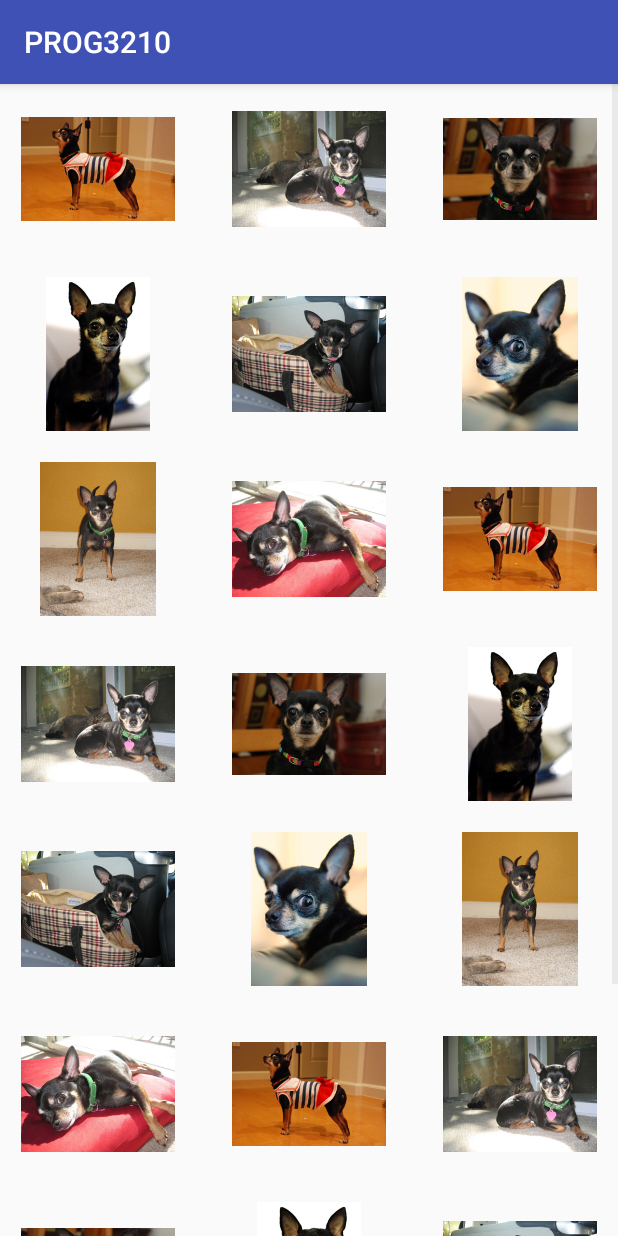
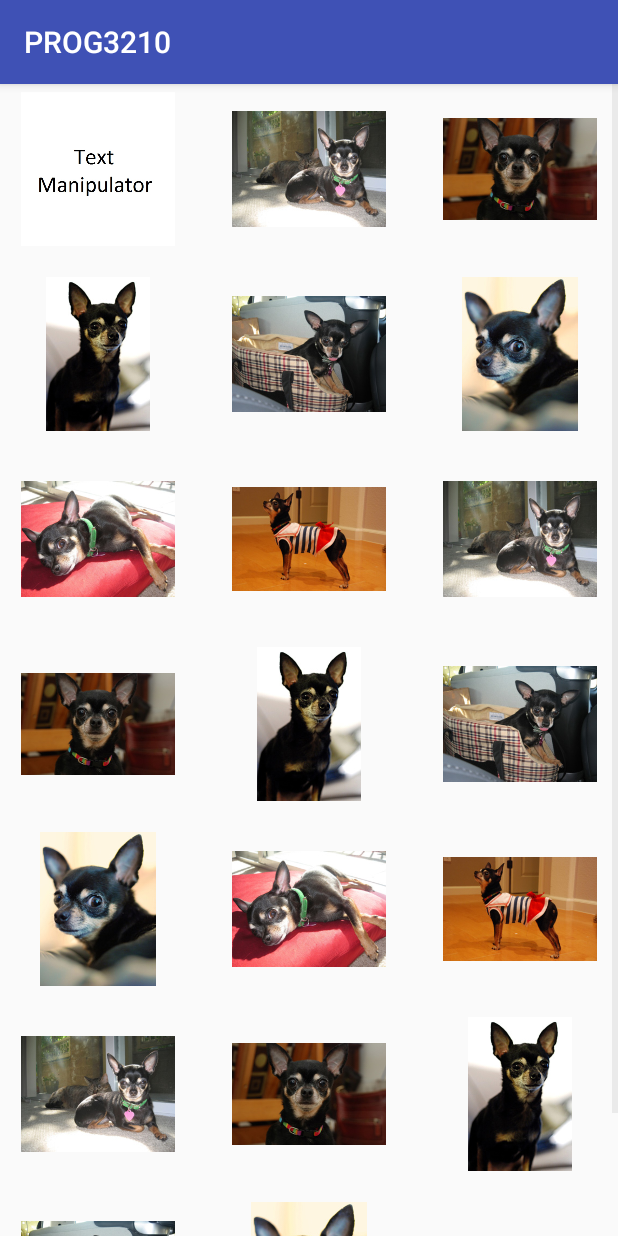
Before and after one commit to dougEpp/PROG3210, an Android app: the MainActivity screen opened directly, with no data from a screen before it, on a phone screen of 412 x 824 dp. Run offline under Robolectric (Android 15) with nearby library versions, the phone set to English and light mode, and no system bars.

Commit message:
Added icon for utility that is implemented

```diff
--- a/app/src/main/java/com/example/depp1715/prog3210/ImageAdapter.java
+++ b/app/src/main/java/com/example/depp1715/prog3210/ImageAdapter.java
@@ -53,13 +53,12 @@ public class ImageAdapter extends BaseAdapter {
     }
 
     private Integer[] mThumbIds = {
-            R.drawable.sample_2, R.drawable.sample_3, R.drawable.sample_4,
+            R.drawable.sample_0, R.drawable.sample_3, R.drawable.sample_4,
             R.drawable.sample_5, R.drawable.sample_6, R.drawable.sample_7,
-            R.drawable.sample_0, R.drawable.sample_1, R.drawable.sample_2,
-            R.drawable.sample_3, R.drawable.sample_4, R.drawable.sample_5,
-            R.drawable.sample_6, R.drawable.sample_7, R.drawable.sample_0,
             R.drawable.sample_1, R.drawable.sample_2, R.drawable.sample_3,
             R.drawable.sample_4, R.drawable.sample_5, R.drawable.sample_6,
-            R.drawable.sample_7
+            R.drawable.sample_7, R.drawable.sample_1, R.drawable.sample_2,
+            R.drawable.sample_3, R.drawable.sample_4, R.drawable.sample_5,
+            R.drawable.sample_6, R.drawable.sample_7
     };
 }
```
Also changed, not shown: app/src/main/res/drawable/sample_0.jpg.
